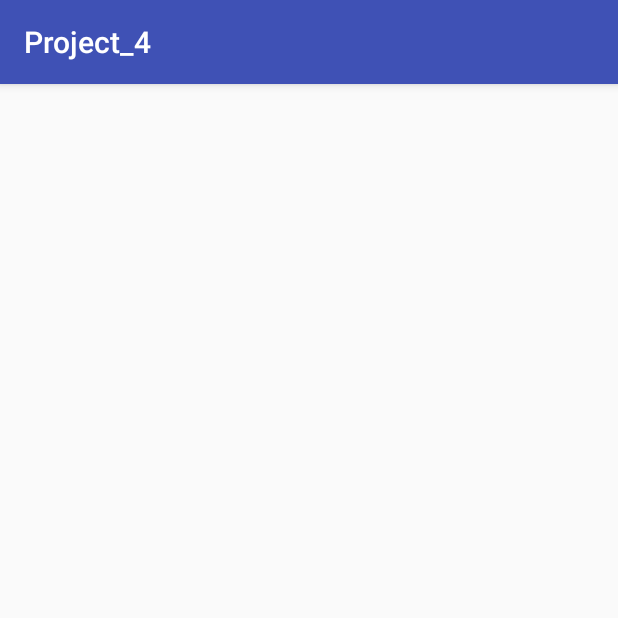
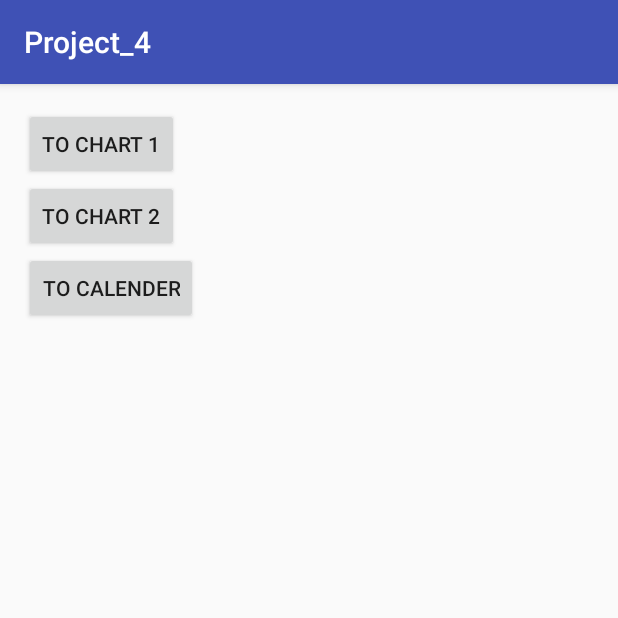
Before and after one commit to StefanVissers/Group.getName-, an Android app: the screen it shows after launch (CalenderActivity before the commit, MainActivity after it), after a tap on "TO CALENDER", on a phone screen of 412 x 824 dp, the top half of it. Run offline under Robolectric (Android 15) with nearby library versions, the light colour scheme and no system bars; 2 statements that could not run were skipped.

Commit message:
Moved changeActivity into ActivityExtender

```diff
--- /dev/null
+++ b/app/src/main/java/getname/group/project_4/Activities.java
@@ -0,0 +1,8 @@
+package getname.group.project_4;
+
+/**
+ * Created by Lucas on 6/23/2016.
+ */
+public enum Activities {
+    MAIN,CHARTMENU,CHART1,CHART2,CHART3,CHART4,CHART5,CHART6,CHART7,CHART8,CALENDER,NOTE,
+}
--- a/app/src/main/java/getname/group/project_4/MainActivity.java
+++ b/app/src/main/java/getname/group/project_4/MainActivity.java
@@ -11,32 +11,4 @@
         super.onCreate(savedInstanceState);
         setContentView(R.layout.activity_main);
     }
-
-    public void changeActivity(View view) {
-        Intent intent = new Intent();
-        boolean gotDestinationIntent = false;
-
-        String tag = view.getTag().toString();
-        int destination = Integer.parseInt(tag.split(",")[0]);
-
-        if (destination == 1) {
-            gotDestinationIntent = true;
-            intent = new Intent(this, SecondActivity.class);
-        } else if (destination == 2) {
-            gotDestinationIntent = true;
-            intent = new Intent(this, ThirdActivity.class);
-        } else if (destination == 3) {
-            gotDestinationIntent = true;
-            intent = new Intent(this, CalenderActivity.class);
-        }
-
-        if (!gotDestinationIntent) {
-            Log.d("[Main.changeActivity()]", "Didn't get destination intent");
-            intent = new Intent();
-            startActivity(intent);
-        } else {
-            Log.d("[Main.changeActivity()]", "Got destination intent");
-            startActivity(intent);
-        }
-    }
 }
--- a/app/src/main/res/layout/activity_main.xml
+++ b/app/src/main/res/layout/activity_main.xml
@@ -12,9 +12,9 @@
     <Button
         android:layout_width="wrap_content"
         android:layout_height="wrap_content"
-        android:text="To Graph 1"
+        android:text="To Chart 1"
         android:id="@+id/buttonToGraph1"
-        android:tag="1"
+        android:tag="chart1"
         android:onClick="changeActivity"
         android:layout_alignParentTop="true"
         android:layout_alignParentLeft="true"
@@ -23,9 +23,9 @@
     <Button
         android:layout_width="wrap_content"
         android:layout_height="wrap_content"
-        android:text="To Graph 2"
+        android:text="To Chart 2"
         android:id="@+id/buttonToGraphTwo"
-        android:tag="2"
+        android:tag="chart2"
         android:onClick="changeActivity"
         android:layout_below="@+id/buttonToGraph1"
         android:layout_alignParentLeft="true"
@@ -36,7 +36,7 @@
         android:layout_height="wrap_content"
         android:text="To Calender"
         android:id="@+id/calender"
-        android:tag="3"
+        android:tag="calender"
         android:onClick="changeActivity"
         android:layout_below="@+id/buttonToGraphTwo"
         android:layout_alignParentLeft="true"
--- a/app/src/main/res/layout/secondary_activity.xml
+++ b/app/src/main/res/layout/secondary_activity.xml
@@ -11,8 +11,8 @@
     <com.jjoe64.graphview.GraphView
         android:layout_width="match_parent"
         android:layout_height="200dip"
-        android:title="Graph Title"
-        android:id="@+id/graph"
+        android:title="Chart Title"
+        android:id="@+id/chart"
         android:layout_alignParentBottom="true"
         android:layout_alignParentRight="true"
         android:layout_alignParentEnd="true"
```
Also changed, not shown: app/src/main/java/getname/group/project_4/ActivityExtender.java (+53 -3 lines).
